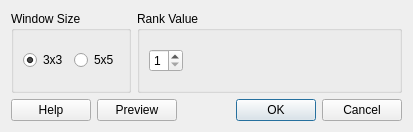
mbobowsk/DarQwin, file rankfilterdialog.ui: the form before one commit.
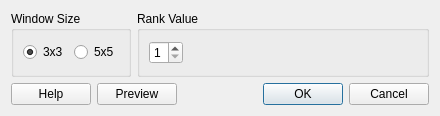
The form after the commit.

The edit to the form file:
```diff
--- a/rankfilterdialog.ui
+++ b/rankfilterdialog.ui
@@ -6,8 +6,8 @@
    <rect>
     <x>0</x>
     <y>0</y>
-    <width>413</width>
-    <height>132</height>
+    <width>440</width>
+    <height>116</height>
    </rect>
   </property>
   <property name="windowTitle">
```
